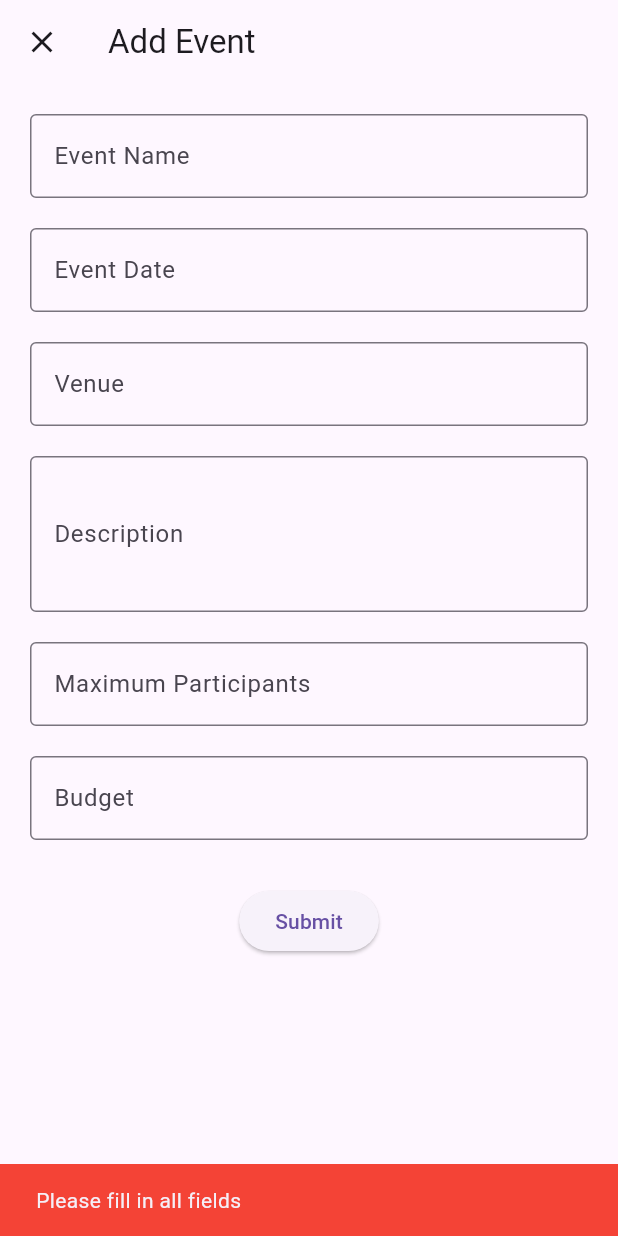
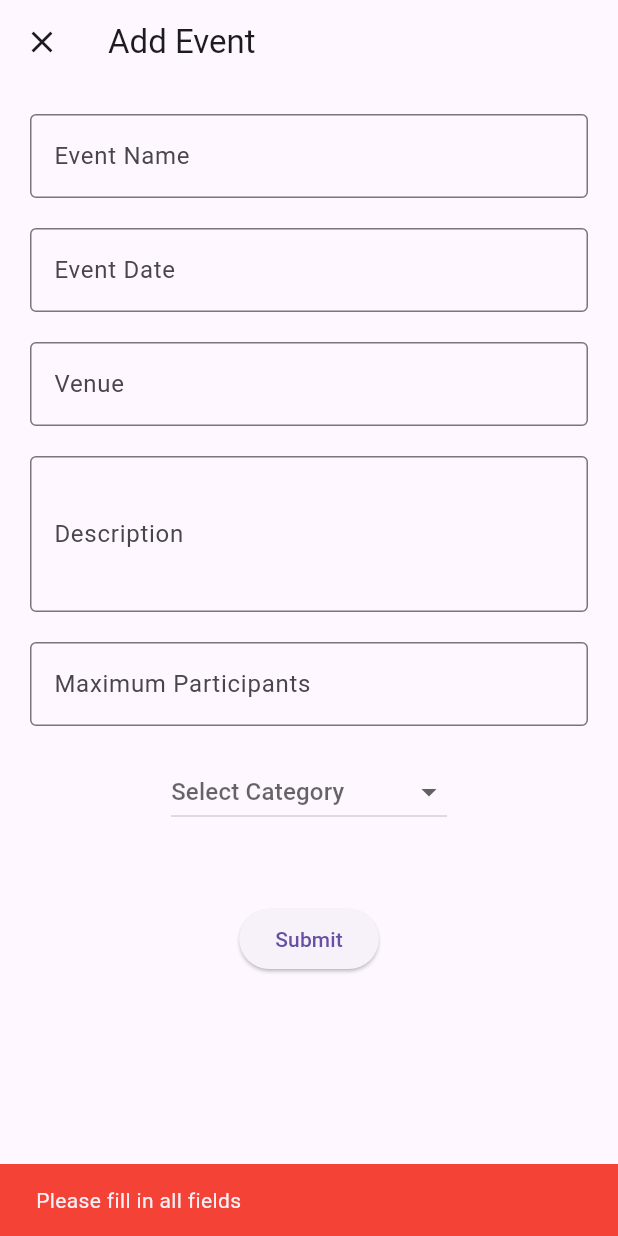
Before and after one commit to TooTzeMing/PKD, a Flutter app: the AddEventScreen screen opened directly, after a tap on "Submit", on a phone screen of 412 x 824 dp. Run offline on Flutter 3.47's test engine with Material 3 defaults, Android fonts, the phone set to English and light mode, and no system bars; our stand-ins replace carousel_slider, circle_nav_bar, cloud_firestore, firebase_auth, firebase_core, firebase_storage and 2 more; missing offline and left inert: mobile_scanner; accounts and stored records are empty.

Commit message:
event update

```diff
--- a/eventmanagement_app/lib/screen/addevent.dart
+++ b/eventmanagement_app/lib/screen/addevent.dart
@@ -1,8 +1,11 @@
+//import 'dart:io';
 import 'package:flutter/material.dart';
 import 'package:cloud_firestore/cloud_firestore.dart';
+import 'package:firebase_storage/firebase_storage.dart';
+//import 'package:image_picker/image_picker.dart';
 
 class AddEventScreen extends StatefulWidget {
-  const AddEventScreen({super.key});
+  const AddEventScreen({Key? key}) : super(key: key);
 
   @override
   _AddEventScreenState createState() => _AddEventScreenState();
@@ -13,55 +16,98 @@ class _AddEventScreenState extends State<AddEventScreen> {
   final TextEditingController _dateController = TextEditingController();
   final TextEditingController _venueController = TextEditingController();
   final TextEditingController _descriptionController = TextEditingController();
-  final TextEditingController _maxParticipantsController =
-      TextEditingController();
-  final TextEditingController _budgetController = TextEditingController();
+  final TextEditingController _maxParticipantsController = TextEditingController();
+  final TextEditingController _categoryController = TextEditingController();
+ // final ImagePicker _picker = ImagePicker();
+//  XFile? _imageFile;
+  String? _selectedCategory;
+  List<String> _categories = [];
+  bool _isLoadingCategories = true;
+
+  @override
+  void initState() {
+    super.initState();
+    _fetchCategories();
+  }
+
+  void _fetchCategories() async {
+    try {
+      var categoryCollection = await FirebaseFirestore.instance.collection('categories').get();
+      var fetchedCategories = categoryCollection.docs.map((doc) => doc.data()['name'] as String).toList();
+      setState(() {
+        _categories = fetchedCategories;
+        _categories.add('Add Custom Category'); // Add custom input option
+        _isLoadingCategories = false;
+      });
+    } catch (e) {
+      print('Error fetching categories: $e');
+    }
+  }
+
+/*  void _pickImage() async {
+    final pickedFile = await _picker.pickImage(source: ImageSource.gallery);
+    if (pickedFile != null) {
+      setState(() {
+        _imageFile = pickedFile;
+      });
+    } else {
+      ScaffoldMessenger.of(context).showSnackBar(
+        SnackBar(content: Text('No image selected.'), backgroundColor: Colors.red),
+      );
+    }
+  }
+
+  Future<String?> _uploadImage(XFile image) async {
+    String fileName = 'events/${DateTime.now().millisecondsSinceEpoch}_${image.name}';
+    Reference storageRef = FirebaseStorage.instance.ref().child(fileName);
+    UploadTask uploadTask = storageRef.putFile(File(image.path));
+    TaskSnapshot snapshot = await uploadTask;
+    return await snapshot.ref.getDownloadURL();
+  } */
 
   void _handleSubmit() async {
-    // Check if any field is empty
     if (_nameController.text.isEmpty ||
         _dateController.text.isEmpty ||
         _venueController.text.isEmpty ||
         _descriptionController.text.isEmpty ||
         _maxParticipantsController.text.isEmpty ||
-        _budgetController.text.isEmpty) {
+        _selectedCategory == null //||
+       // _imageFile == null
+        ) {
       ScaffoldMessenger.of(context).showSnackBar(
-        const SnackBar(
-          content: Text('Please fill in all fields'),
-          backgroundColor: Colors.red,
-        ),
+        SnackBar(content: Text('Please fill in all fields'), backgroundColor: Colors.red),
       );
       return;
     }
 
-    // Attempt to parse date from input
     Timestamp eventDate;
     try {
       DateTime parsedDate = DateTime.parse(_dateController.text);
       eventDate = Timestamp.fromDate(parsedDate);
     } catch (e) {
       ScaffoldMessenger.of(context).showSnackBar(
-        const SnackBar(
-          content: Text('Invalid date format. Please use YYYYMMDD.'),
-          backgroundColor: Colors.red,
-        ),
+        SnackBar(content: Text('Invalid date format. Please use YYYY-MM-DD.'), backgroundColor: Colors.red),
       );
       return;
     }
 
-    // Attempt to parse maximum participants
     int maxParticipants;
     try {
       maxParticipants = int.parse(_maxParticipantsController.text);
     } catch (e) {
       ScaffoldMessenger.of(context).showSnackBar(
-        const SnackBar(
-          content: Text('Invalid number for maximum participants.'),
-          backgroundColor: Colors.red,
-        ),
+        SnackBar(content: Text('Invalid number for maximum participants.'), backgroundColor: Colors.red),
       );
       return;
     }
+
+   /* String? imageUrl = await _uploadImage(_imageFile!);
+    if (imageUrl == null) {
+      ScaffoldMessenger.of(context).showSnackBar(
+        SnackBar(content: Text('Failed to upload image.'), backgroundColor: Colors.red),
+      );
+      return;
+    } */
 
     Map<String, dynamic> eventData = {
       'name': _nameController.text,
@@ -69,113 +115,172 @@ class _AddEventScreenState extends State<AddEventScreen> {
       'venue': _venueController.text,
       'description': _descriptionController.text,
       'maxParticipants': maxParticipants,
-      'budget': _budgetController.text,
+      'category': _selectedCategory,
+  //    'imageUrl': imageUrl,
     };
 
     try {
-      DocumentReference eventRef =
-          await FirebaseFirestore.instance.collection('events').add(eventData);
-
+      DocumentReference eventRef = await FirebaseFirestore.instance.collection('events').add(eventData);
       String eventId = eventRef.id;
-
       await eventRef.update({'id': eventId});
 
       showDialog(
         context: context,
         builder: (context) => AlertDialog(
-          title: const Text('Success'),
-          content: const Text('Event successfully added!'),
+          title: Text('Success'),
+          content: Text('Event successfully added!'),
           actions: <Widget>[
             TextButton(
               onPressed: () {
                 Navigator.of(context).pop(); // Close the dialog
-                Navigator.of(context)
-                    .pop(); // Optionally close the AddEventScreen after success
+                Navigator.of(context).pop(); // Optionally close the AddEventScreen after success
               },
-              child: const Text('OK'),
+              child: Text('OK'),
             ),
           ],
         ),
       );
     } catch (e) {
       ScaffoldMessenger.of(context).showSnackBar(
-        SnackBar(
-          content: Text('Failed to add event: $e'),
-          backgroundColor: Colors.red,
-        ),
+        SnackBar(content: Text('Failed to add event: $e'), backgroundColor: Colors.red),
       );
     }
+  }
+
+  void _showAddCategoryDialog() {
+    showDialog(
+      context: context,
+      builder: (BuildContext context) {
+        return AlertDialog(
+          title: Text('Add Custom Category'),
+          content: TextField(
+            controller: _categoryController,
+            decoration: InputDecoration(
+              hintText: 'Category Name',
+            ),
+          ),
+          actions: <Widget>[
+            TextButton(
+              child: Text('Cancel'),
+              onPressed: () => Navigator.of(context).pop(),
+            ),
+            TextButton(
+              child: Text('Add'),
+              onPressed: () async {
+                String newCategory = _categoryController.text;
+                if (newCategory.isNotEmpty) {
+                  await FirebaseFirestore.instance.collection('categories').add({'name': newCategory});
+                  _categoryController.clear();
+                  Navigator.of(context).pop();
+                  _fetchCategories(); // Refresh categories
+                }
+              },
+            ),
+          ],
+        );
+      },
+    );
   }
 
   @override
   Widget build(BuildContext context) {
     return Scaffold(
       appBar: AppBar(
-        title: const Text('Add Event'),
+        title: Text('Add Event'),
         leading: IconButton(
-          icon: const Icon(Icons.close),
+          icon: Icon(Icons.close),
           onPressed: () => Navigator.pop(context),
         ),
       ),
       body: SingleChildScrollView(
-        padding: const EdgeInsets.all(20.0),
+        padding: EdgeInsets.all(20.0),
         child: Column(
           children: [
             TextField(
               controller: _nameController,
-              decoration: const InputDecoration(
+              decoration: InputDecoration(
                 labelText: 'Event Name',
                 border: OutlineInputBorder(),
               ),
             ),
-            const SizedBox(height: 20),
+            SizedBox(height: 20),
             TextField(
               controller: _dateController,
-              decoration: const InputDecoration(
+              decoration: InputDecoration(
                 labelText: 'Event Date',
                 hintText: 'e.g., YYYY-MM-DD',
                 border: OutlineInputBorder(),
               ),
               keyboardType: TextInputType.datetime,
             ),
-            const SizedBox(height: 20),
+            SizedBox(height: 20),
             TextField(
               controller: _venueController,
-              decoration: const InputDecoration(
+              decoration: InputDecoration(
                 labelText: 'Venue',
                 border: OutlineInputBorder(),
               ),
             ),
-            const SizedBox(height: 20),
+            SizedBox(height: 20),
             TextField(
               controller: _descriptionController,
-              decoration: const InputDecoration(
+              decoration: InputDecoration(
                 labelText: 'Description',
                 border: OutlineInputBorder(),
               ),
               maxLines: 3,
             ),
-            const SizedBox(height: 20),
+            SizedBox(height: 20),
             TextField(
               controller: _maxParticipantsController,
-              decoration: const InputDecoration(
+              decoration: InputDecoration(
                 labelText: 'Maximum Participants',
                 border: OutlineInputBorder(),
               ),
               keyboardType: TextInputType.number,
             ),
-            const SizedBox(height: 20),
-            TextField(
-              controller: _budgetController,
-              decoration: const InputDecoration(
-                labelText: 'Budget',
-                border: OutlineInputBorder(),
+            SizedBox(height: 20),
+            if (!_isLoadingCategories) ...[
+              DropdownButton<String>(
+                value: _selectedCategory,
+                hint: Text('Select Category'),
+                items: _categories.map<DropdownMenuItem<String>>((String value) {
+                  return DropdownMenuItem<String>(
+                    value: value,
+                    child: Text(value),
+                  );
+                }).toList(),
+                onChanged: (String? newValue) {
+                  if (newValue == 'Add Custom Category') {
+                    _showAddCategoryDialog();
+                  } else {
+                    setState(() {
+                      _selectedCategory = newValue;
+                    });
+                  }
+                },
               ),
-            ),
-            const SizedBox(height: 30),
+              SizedBox(height: 20),
+            ],
+         /*   GestureDetector(
+              onTap: _pickImage,
+              child: Container(
+                height: 200,
+                width: double.infinity,
+                decoration: BoxDecoration(
+                  color: Colors.grey[200],
+                  border: Border.all(color: Colors.grey[400]!),
+                  borderRadius: BorderRadius.circular(4),
+                ),
+                child: _imageFile == null
+                    ? Icon(Icons.camera_alt, color: Colors.grey[800])
+                    : Image.file(File(_imageFile!.path), fit: BoxFit.cover),
+              ),
+            ), */
+            SizedBox(height: 30),
             ElevatedButton(
               onPressed: _handleSubmit,
-              child: const Text('Submit'),
+              child: Text('Submit'),
             ),
           ],
         ),
@@ -190,7 +295,7 @@ class _AddEventScreenState extends State<AddEventScreen> {
     _venueController.dispose();
     _descriptionController.dispose();
     _maxParticipantsController.dispose();
-    _budgetController.dispose();
+    _categoryController.dispose(); // Dispose the category controller
     super.dispose();
   }
 }
```
Also changed, not shown: eventmanagement_app/lib/screen/eventscreen.dart (+66 -59 lines).
